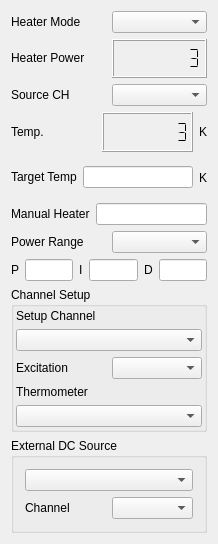
The window that modules/tempcontrol/tempcontrolform.ui (northriv/KAME) describes before a commit, drawn with Qt 5.
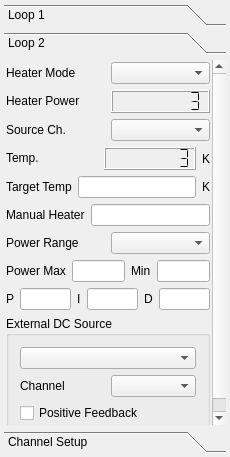
The same window after the commit.

```diff
--- a/modules/tempcontrol/tempcontrolform.ui
+++ b/modules/tempcontrol/tempcontrolform.ui
@@ -6,80 +6,70 @@
    <rect>
     <x>0</x>
     <y>0</y>
-    <width>218</width>
-    <height>544</height>
+    <width>230</width>
+    <height>457</height>
    </rect>
   </property>
+  <property name="sizePolicy">
+   <sizepolicy hsizetype="Preferred" vsizetype="Preferred">
+    <horstretch>0</horstretch>
+    <verstretch>0</verstretch>
+   </sizepolicy>
+  </property>
   <property name="windowTitle">
    <string>Temperature Control</string>
   </property>
   <widget class="QWidget" name="widget">
-   <layout class="QGridLayout">
-    <item row="3" column="0">
-     <layout class="QHBoxLayout">
-      <item>
-       <widget class="QLabel" name="textLabel5_2">
-        <property name="sizePolicy">
-         <sizepolicy hsizetype="Preferred" vsizetype="Fixed">
-          <horstretch>0</horstretch>
-          <verstretch>0</verstretch>
-         </sizepolicy>
-        </property>
-        <property name="text">
-         <string>Temp.</string>
-        </property>
-        <property name="wordWrap">
-         <bool>false</bool>
-        </property>
-       </widget>
-      </item>
-      <item>
-       <widget class="QLCDNumber" name="m_lcdSourceTemp">
-        <property name="frameShape">
-         <enum>QFrame::Box</enum>
-        </property>
-        <property name="frameShadow">
-         <enum>QFrame::Raised</enum>
-        </property>
-        <property name="smallDecimalPoint">
-         <bool>false</bool>
-        </property>
-        <property name="numDigits">
-         <number>8</number>
-        </property>
-        <property name="mode">
-         <enum>QLCDNumber::Dec</enum>
-        </property>
-        <property name="segmentStyle">
-         <enum>QLCDNumber::Flat</enum>
-        </property>
-        <property name="value" stdset="0">
-         <double>3.000000000000000</double>
-        </property>
-        <property name="intValue" stdset="0">
-         <number>3</number>
-        </property>
-       </widget>
-      </item>
-      <item>
-       <widget class="QLabel" name="textLabel9_2">
-        <property name="sizePolicy">
-         <sizepolicy hsizetype="Fixed" vsizetype="Preferred">
-          <horstretch>0</horstretch>
-          <verstretch>0</verstretch>
-         </sizepolicy>
-        </property>
-        <property name="text">
-         <string>K</string>
-        </property>
-        <property name="wordWrap">
-         <bool>false</bool>
-        </property>
-       </widget>
-      </item>
-     </layout>
-    </item>
+   <layout class="QGridLayout" name="gridLayout_3">
+    <property name="margin">
+     <number>4</number>
+    </property>
     <item row="0" column="0">
+     <widget class="QToolBox" name="m_toolBox">
+      <property name="sizePolicy">
+       <sizepolicy hsizetype="Preferred" vsizetype="Preferred">
+        <horstretch>0</horstretch>
+        <verstretch>0</verstretch>
+       </sizepolicy>
+      </property>
+      <property name="layoutDirection">
+       <enum>Qt::LeftToRight</enum>
+      </property>
+      <property name="currentIndex">
+       <number>1</number>
+      </property>
+      <property name="tabSpacing">
+       <number>-1</number>
+      </property>
+      <widget class="QWidget" name="m_pageLoop1">
+       <property name="geometry">
+        <rect>
+         <x>0</x>
+         <y>0</y>
+         <width>207</width>
+         <height>446</height>
+        </rect>
+       </property>
+       <property name="sizePolicy">
+        <sizepolicy hsizetype="Preferred" vsizetype="Preferred">
+         <horstretch>0</horstretch>
+         <verstretch>0</verstretch>
+        </sizepolicy>
+       </property>
+       <property name="minimumSize">
+        <size>
+         <width>0</width>
+         <height>0</height>
+        </size>
+       </property>
+       <attribute name="label">
+        <string>Loop 1</string>
+       </attribute>
+       <layout class="QVBoxLayout" name="verticalLayout_2">
+        <property name="margin">
+         <number>2</number>
+        </property>
+        <item>
      <layout class="QHBoxLayout">
       <item>
        <widget class="QLabel" name="textLabel17">
@@ -102,112 +92,7 @@
       </item>
      </layout>
     </item>
-    <item row="7" column="0">
-     <layout class="QHBoxLayout">
       <item>
-       <widget class="QLabel" name="textLabel18_2_2">
-        <property name="sizePolicy">
-         <sizepolicy hsizetype="Preferred" vsizetype="Fixed">
-          <horstretch>0</horstretch>
-          <verstretch>0</verstretch>
-         </sizepolicy>
-        </property>
-        <property name="text">
-         <string>P</string>
-        </property>
-        <property name="wordWrap">
-         <bool>false</bool>
-        </property>
-       </widget>
-      </item>
-      <item>
-       <widget class="QLineEdit" name="m_edP">
-        <property name="sizePolicy">
-         <sizepolicy hsizetype="Preferred" vsizetype="Fixed">
-          <horstretch>0</horstretch>
-          <verstretch>0</verstretch>
-         </sizepolicy>
-        </property>
-       </widget>
-      </item>
-      <item>
-       <widget class="QLabel" name="textLabel18_2_2_2">
-        <property name="sizePolicy">
-         <sizepolicy hsizetype="Preferred" vsizetype="Fixed">
-          <horstretch>0</horstretch>
-          <verstretch>0</verstretch>
-         </sizepolicy>
-        </property>
-        <property name="text">
-         <string>I</string>
-        </property>
-        <property name="wordWrap">
-         <bool>false</bool>
-        </property>
-       </widget>
-      </item>
-      <item>
-       <widget class="QLineEdit" name="m_edI">
-        <property name="sizePolicy">
-         <sizepolicy hsizetype="Preferred" vsizetype="Fixed">
-          <horstretch>0</horstretch>
-          <verstretch>0</verstretch>
-         </sizepolicy>
-        </property>
-       </widget>
-      </item>
-      <item>
-       <widget class="QLabel" name="textLabel18_2_2_3">
-        <property name="sizePolicy">
-         <sizepolicy hsizetype="Preferred" vsizetype="Fixed">
-          <horstretch>0</horstretch>
-          <verstretch>0</verstretch>
-         </sizepolicy>
-        </property>
-        <property name="text">
-         <string>D</string>
-        </property>
-        <property name="wordWrap">
-         <bool>false</bool>
-        </property>
-       </widget>
-      </item>
-      <item>
-       <widget class="QLineEdit" name="m_edD">
-        <property name="sizePolicy">
-         <sizepolicy hsizetype="Preferred" vsizetype="Fixed">
-          <horstretch>0</horstretch>
-          <verstretch>0</verstretch>
-         </sizepolicy>
-        </property>
-       </widget>
-      </item>
-     </layout>
-    </item>
-    <item row="2" column="0">
-     <layout class="QHBoxLayout">
-      <item>
-       <widget class="QLabel" name="textLabel16">
-        <property name="sizePolicy">
-         <sizepolicy hsizetype="Preferred" vsizetype="Fixed">
-          <horstretch>0</horstretch>
-          <verstretch>0</verstretch>
-         </sizepolicy>
-        </property>
-        <property name="text">
-         <string>Source CH</string>
-        </property>
-        <property name="wordWrap">
-         <bool>false</bool>
-        </property>
-       </widget>
-      </item>
-      <item>
-       <widget class="QComboBox" name="m_cmbSourceChannel"/>
-      </item>
-     </layout>
-    </item>
-    <item row="1" column="0">
      <layout class="QHBoxLayout">
       <item>
        <widget class="QLabel" name="textLabel5">
@@ -255,7 +140,94 @@
       </item>
      </layout>
     </item>
-    <item row="4" column="0">
+        <item>
+         <layout class="QHBoxLayout">
+          <item>
+           <widget class="QLabel" name="textLabel16">
+            <property name="sizePolicy">
+             <sizepolicy hsizetype="Preferred" vsizetype="Fixed">
+              <horstretch>0</horstretch>
+              <verstretch>0</verstretch>
+             </sizepolicy>
+            </property>
+            <property name="text">
+             <string>Source Ch.</string>
+            </property>
+            <property name="wordWrap">
+             <bool>false</bool>
+            </property>
+           </widget>
+          </item>
+          <item>
+           <widget class="QComboBox" name="m_cmbSourceChannel"/>
+          </item>
+         </layout>
+        </item>
+        <item>
+         <layout class="QHBoxLayout">
+          <item>
+           <widget class="QLabel" name="textLabel5_2">
+            <property name="sizePolicy">
+             <sizepolicy hsizetype="Preferred" vsizetype="Fixed">
+              <horstretch>0</horstretch>
+              <verstretch>0</verstretch>
+             </sizepolicy>
+            </property>
+            <property name="text">
+             <string>Temp.</string>
+            </property>
+            <property name="wordWrap">
+             <bool>false</bool>
+            </property>
+           </widget>
+          </item>
+          <item>
+           <widget class="QLCDNumber" name="m_lcdSourceTemp">
+            <property name="frameShape">
+             <enum>QFrame::Box</enum>
+            </property>
+            <property name="frameShadow">
+             <enum>QFrame::Raised</enum>
+            </property>
+            <property name="smallDecimalPoint">
+             <bool>false</bool>
+            </property>
+            <property name="numDigits">
+             <number>8</number>
+            </property>
+            <property name="mode">
+             <enum>QLCDNumber::Dec</enum>
+            </property>
+            <property name="segmentStyle">
+             <enum>QLCDNumber::Flat</enum>
+            </property>
+            <property name="value" stdset="0">
+             <double>3.000000000000000</double>
+            </property>
+            <property name="intValue" stdset="0">
+             <number>3</number>
+            </property>
+           </widget>
+          </item>
+          <item>
+           <widget class="QLabel" name="textLabel9_2">
+            <property name="sizePolicy">
+             <sizepolicy hsizetype="Fixed" vsizetype="Preferred">
+              <horstretch>0</horstretch>
+              <verstretch>0</verstretch>
+             </sizepolicy>
+            </property>
+            <property name="text">
+             <string>K</string>
+            </property>
+            <property name="wordWrap">
+             <bool>false</bool>
+            </property>
+           </widget>
+          </item>
+         </layout>
+        </item>
+        <item>
      <layout class="QHBoxLayout">
       <item>
        <widget class="QLabel" name="textLabel18">
@@ -294,7 +266,7 @@
       </item>
      </layout>
     </item>
-    <item row="5" column="0">
+        <item>
      <layout class="QHBoxLayout">
       <item>
        <widget class="QLabel" name="textLabel18_2">
@@ -317,7 +289,7 @@
       </item>
      </layout>
     </item>
-    <item row="6" column="0">
+        <item>
      <layout class="QHBoxLayout">
       <item>
        <widget class="QLabel" name="textLabel22">
@@ -340,17 +312,674 @@
       </item>
      </layout>
     </item>
-    <item row="8" column="0">
-     <widget class="QGroupBox" name="groupBox1">
+        <item>
+         <layout class="QHBoxLayout" name="_5">
+          <item>
+           <widget class="QLabel" name="textLabel18_2_3">
+            <property name="sizePolicy">
+             <sizepolicy hsizetype="Preferred" vsizetype="Fixed">
+              <horstretch>0</horstretch>
+              <verstretch>0</verstretch>
+             </sizepolicy>
+            </property>
+            <property name="text">
+             <string>Power Max</string>
+            </property>
+            <property name="wordWrap">
+             <bool>false</bool>
+            </property>
+           </widget>
+          </item>
+          <item>
+           <widget class="QLineEdit" name="m_edPowerMax">
+            <property name="sizePolicy">
+             <sizepolicy hsizetype="Preferred" vsizetype="Fixed">
+              <horstretch>0</horstretch>
+              <verstretch>0</verstretch>
+             </sizepolicy>
+            </property>
+           </widget>
+          </item>
+          <item>
+           <widget class="QLabel" name="textLabel18_2_2_4">
+            <property name="sizePolicy">
+             <sizepolicy hsizetype="Preferred" vsizetype="Fixed">
+              <horstretch>0</horstretch>
+              <verstretch>0</verstretch>
+             </sizepolicy>
+            </property>
+            <property name="text">
+             <string>Min</string>
+            </property>
+            <property name="wordWrap">
+             <bool>false</bool>
+            </property>
+           </widget>
+          </item>
+          <item>
+           <widget class="QLineEdit" name="m_edPowerMin">
+            <property name="sizePolicy">
+             <sizepolicy hsizetype="Preferred" vsizetype="Fixed">
+              <horstretch>0</horstretch>
+              <verstretch>0</verstretch>
+             </sizepolicy>
+            </property>
+           </widget>
+          </item>
+         </layout>
+        </item>
+        <item>
+         <layout class="QHBoxLayout" name="_4">
+          <item>
+           <widget class="QLabel" name="textLabel18_2_2">
+            <property name="sizePolicy">
+             <sizepolicy hsizetype="Preferred" vsizetype="Fixed">
+              <horstretch>0</horstretch>
+              <verstretch>0</verstretch>
+             </sizepolicy>
+            </property>
+            <property name="text">
+             <string>P</string>
+            </property>
+            <property name="wordWrap">
+             <bool>false</bool>
+            </property>
+           </widget>
+          </item>
+          <item>
+           <widget class="QLineEdit" name="m_edP">
+            <property name="sizePolicy">
+             <sizepolicy hsizetype="Preferred" vsizetype="Fixed">
+              <horstretch>0</horstretch>
+              <verstretch>0</verstretch>
+             </sizepolicy>
+            </property>
+           </widget>
+          </item>
+          <item>
+           <widget class="QLabel" name="textLabel18_2_2_2">
+            <property name="sizePolicy">
+             <sizepolicy hsizetype="Preferred" vsizetype="Fixed">
+              <horstretch>0</horstretch>
+              <verstretch>0</verstretch>
+             </sizepolicy>
+            </property>
+            <property name="text">
+             <string>I</string>
+            </property>
+            <property name="wordWrap">
+             <bool>false</bool>
+            </property>
+           </widget>
+          </item>
+          <item>
+           <widget class="QLineEdit" name="m_edI">
+            <property name="sizePolicy">
+             <sizepolicy hsizetype="Preferred" vsizetype="Fixed">
+              <horstretch>0</horstretch>
+              <verstretch>0</verstretch>
+             </sizepolicy>
+            </property>
+           </widget>
+          </item>
+          <item>
+           <widget class="QLabel" name="textLabel18_2_2_3">
+            <property name="sizePolicy">
+             <sizepolicy hsizetype="Preferred" vsizetype="Fixed">
+              <horstretch>0</horstretch>
+              <verstretch>0</verstretch>
+             </sizepolicy>
+            </property>
+            <property name="text">
+             <string>D</string>
+            </property>
+            <property name="wordWrap">
+             <bool>false</bool>
+            </property>
+           </widget>
+          </item>
+          <item>
+           <widget class="QLineEdit" name="m_edD">
+            <property name="sizePolicy">
+             <sizepolicy hsizetype="Preferred" vsizetype="Fixed">
+              <horstretch>0</horstretch>
+              <verstretch>0</verstretch>
+             </sizepolicy>
+            </property>
+           </widget>
+          </item>
+         </layout>
+        </item>
+        <item>
+         <widget class="QGroupBox" name="groupBox2">
       <property name="title">
+           <string>External DC Source</string>
+          </property>
+          <layout class="QGridLayout" name="gridLayout">
+           <item row="1" column="0">
+            <widget class="QLabel" name="textLabel1">
+             <property name="sizePolicy">
+              <sizepolicy hsizetype="Preferred" vsizetype="Fixed">
+               <horstretch>0</horstretch>
+               <verstretch>0</verstretch>
+              </sizepolicy>
+             </property>
+             <property name="text">
+              <string>Channel</string>
+             </property>
+             <property name="wordWrap">
+              <bool>false</bool>
+             </property>
+            </widget>
+           </item>
+           <item row="0" column="0" colspan="2">
+            <widget class="QComboBox" name="m_cmbExtDCSrc">
+             <property name="sizePolicy">
+              <sizepolicy hsizetype="Preferred" vsizetype="Fixed">
+               <horstretch>0</horstretch>
+               <verstretch>0</verstretch>
+              </sizepolicy>
+             </property>
+            </widget>
+           </item>
+           <item row="1" column="1">
+            <widget class="QComboBox" name="m_cmbExtDCSrcCh"/>
+           </item>
+           <item row="2" column="0" colspan="2">
+            <widget class="QCheckBox" name="m_ckbExtIsPositive">
+             <property name="text">
+              <string>Positive Feedback</string>
+             </property>
+            </widget>
+           </item>
+          </layout>
+         </widget>
+        </item>
+        <item>
+         <spacer name="verticalSpacer_2">
+          <property name="orientation">
+           <enum>Qt::Vertical</enum>
+          </property>
+          <property name="sizeHint" stdset="0">
+           <size>
+            <width>20</width>
+            <height>39</height>
+           </size>
+          </property>
+         </spacer>
+        </item>
+       </layout>
+      </widget>
+      <widget class="QWidget" name="m_pageLoop2">
+       <attribute name="label">
+        <string>Loop 2</string>
+       </attribute>
+       <layout class="QVBoxLayout" name="verticalLayout_5">
+        <property name="sizeConstraint">
+         <enum>QLayout::SetDefaultConstraint</enum>
+        </property>
+        <property name="margin">
+         <number>2</number>
+        </property>
+        <item>
+         <layout class="QHBoxLayout" name="_24">
+          <item>
+           <widget class="QLabel" name="textLabel17_3">
+            <property name="sizePolicy">
+             <sizepolicy hsizetype="Preferred" vsizetype="Fixed">
+              <horstretch>0</horstretch>
+              <verstretch>0</verstretch>
+             </sizepolicy>
+            </property>
+            <property name="text">
+             <string>Heater Mode</string>
+            </property>
+            <property name="wordWrap">
+             <bool>false</bool>
+            </property>
+           </widget>
+          </item>
+          <item>
+           <widget class="QComboBox" name="m_cmbHeaterMode2"/>
+          </item>
+         </layout>
+        </item>
+        <item>
+         <layout class="QHBoxLayout" name="_23">
+          <item>
+           <widget class="QLabel" name="textLabel5_6">
+            <property name="sizePolicy">
+             <sizepolicy hsizetype="Preferred" vsizetype="Fixed">
+              <horstretch>0</horstretch>
+              <verstretch>0</verstretch>
+             </sizepolicy>
+            </property>
+            <property name="text">
+             <string>Heater Power</string>
+            </property>
+            <property name="wordWrap">
+             <bool>false</bool>
+            </property>
+           </widget>
+          </item>
+          <item>
+           <widget class="QLCDNumber" name="m_lcdHeater2">
+            <property name="frameShape">
+             <enum>QFrame::Box</enum>
+            </property>
+            <property name="frameShadow">
+             <enum>QFrame::Raised</enum>
+            </property>
+            <property name="smallDecimalPoint">
+             <bool>false</bool>
+            </property>
+            <property name="numDigits">
+             <number>8</number>
+            </property>
+            <property name="mode">
+             <enum>QLCDNumber::Dec</enum>
+            </property>
+            <property name="segmentStyle">
+             <enum>QLCDNumber::Flat</enum>
+            </property>
+            <property name="value" stdset="0">
+             <double>3.000000000000000</double>
+            </property>
+            <property name="intValue" stdset="0">
+             <number>3</number>
+            </property>
+           </widget>
+          </item>
+         </layout>
+        </item>
+        <item>
+         <layout class="QHBoxLayout" name="_27">
+          <item>
+           <widget class="QLabel" name="textLabel16_3">
+            <property name="sizePolicy">
+             <sizepolicy hsizetype="Preferred" vsizetype="Fixed">
+              <horstretch>0</horstretch>
+              <verstretch>0</verstretch>
+             </sizepolicy>
+            </property>
+            <property name="text">
+             <string>Source Ch.</string>
+            </property>
+            <property name="wordWrap">
+             <bool>false</bool>
+            </property>
+           </widget>
+          </item>
+          <item>
+           <widget class="QComboBox" name="m_cmbSourceChannel2"/>
+          </item>
+         </layout>
+        </item>
+        <item>
+         <layout class="QHBoxLayout" name="_22">
+          <item>
+           <widget class="QLabel" name="textLabel5_5">
+            <property name="sizePolicy">
+             <sizepolicy hsizetype="Preferred" vsizetype="Fixed">
+              <horstretch>0</horstretch>
+              <verstretch>0</verstretch>
+             </sizepolicy>
+            </property>
+            <property name="text">
+             <string>Temp.</string>
+            </property>
+            <property name="wordWrap">
+             <bool>false</bool>
+            </property>
+           </widget>
+          </item>
+          <item>
+           <widget class="QLCDNumber" name="m_lcdSourceTemp2">
+            <property name="frameShape">
+             <enum>QFrame::Box</enum>
+            </property>
+            <property name="frameShadow">
+             <enum>QFrame::Raised</enum>
+            </property>
+            <property name="smallDecimalPoint">
+             <bool>false</bool>
+            </property>
+            <property name="numDigits">
+             <number>8</number>
+            </property>
+            <property name="mode">
+             <enum>QLCDNumber::Dec</enum>
+            </property>
+            <property name="segmentStyle">
+             <enum>QLCDNumber::Flat</enum>
+            </property>
+            <property name="value" stdset="0">
+             <double>3.000000000000000</double>
+            </property>
+            <property name="intValue" stdset="0">
+             <number>3</number>
+            </property>
+           </widget>
+          </item>
+          <item>
+           <widget class="QLabel" name="textLabel9_4">
+            <property name="sizePolicy">
+             <sizepolicy hsizetype="Fixed" vsizetype="Preferred">
+              <horstretch>0</horstretch>
+              <verstretch>0</verstretch>
+             </sizepolicy>
+            </property>
+            <property name="text">
+             <string>K</string>
+            </property>
+            <property name="wordWrap">
+             <bool>false</bool>
+            </property>
+           </widget>
+          </item>
+         </layout>
+        </item>
+        <item>
+         <layout class="QHBoxLayout" name="_20">
+          <item>
+           <widget class="QLabel" name="textLabel18_5">
+            <property name="sizePolicy">
+             <sizepolicy hsizetype="Preferred" vsizetype="Fixed">
+              <horstretch>0</horstretch>
+              <verstretch>0</verstretch>
+             </sizepolicy>
+            </property>
+            <property name="text">
+             <string>Target Temp</string>
+            </property>
+            <property name="wordWrap">
+             <bool>false</bool>
+            </property>
+           </widget>
+          </item>
+          <item>
+           <widget class="QLineEdit" name="m_edTargetTemp2"/>
+          </item>
+          <item>
+           <widget class="QLabel" name="textLabel9_2_4">
+            <property name="sizePolicy">
+             <sizepolicy hsizetype="Fixed" vsizetype="Preferred">
+              <horstretch>0</horstretch>
+              <verstretch>0</verstretch>
+             </sizepolicy>
+            </property>
+            <property name="text">
+             <string>K</string>
+            </property>
+            <property name="wordWrap">
+             <bool>false</bool>
+            </property>
+           </widget>
+          </item>
+         </layout>
+        </item>
+        <item>
+         <layout class="QHBoxLayout" name="_25">
+          <item>
+           <widget class="QLabel" name="textLabel18_6">
+            <property name="sizePolicy">
+             <sizepolicy hsizetype="Preferred" vsizetype="Fixed">
+              <horstretch>0</horstretch>
+              <verstretch>0</verstretch>
+             </sizepolicy>
+            </property>
+            <property name="text">
+             <string>Manual Heater</string>
+            </property>
+            <property name="wordWrap">
+             <bool>false</bool>
+            </property>
+           </widget>
+          </item>
+          <item>
+           <widget class="QLineEdit" name="m_edManHeater2"/>
+          </item>
+         </layout>
+        </item>
+        <item>
+         <layout class="QHBoxLayout" name="_21">
+          <item>
+           <widget class="QLabel" name="textLabel22_3">
+            <property name="sizePolicy">
+             <sizepolicy hsizetype="Preferred" vsizetype="Fixed">
+              <horstretch>0</horstretch>
+              <verstretch>0</verstretch>
+             </sizepolicy>
+            </property>
+            <property name="text">
+             <string>Power Range</string>
+            </property>
+            <property name="wordWrap">
+             <bool>false</bool>
+            </property>
+           </widget>
+          </item>
+          <item>
+           <widget class="QComboBox" name="m_cmbPowerRange2"/>
+          </item>
+         </layout>
+        </item>
+        <item>
+         <layout class="QHBoxLayout" name="_26">
+          <item>
+           <widget class="QLabel" name="textLabel18_2_6">
+            <property name="sizePolicy">
+             <sizepolicy hsizetype="Preferred" vsizetype="Fixed">
+              <horstretch>0</horstretch>
+              <verstretch>0</verstretch>
+             </sizepolicy>
+            </property>
+            <property name="text">
+             <string>Power Max</string>
+            </property>
+            <property name="wordWrap">
+             <bool>false</bool>
+            </property>
+           </widget>
+          </item>
+          <item>
+           <widget class="QLineEdit" name="m_edPowerMax2">
+            <property name="sizePolicy">
+             <sizepolicy hsizetype="Preferred" vsizetype="Fixed">
+              <horstretch>0</horstretch>
+              <verstretch>0</verstretch>
+             </sizepolicy>
+            </property>
+           </widget>
+          </item>
+          <item>
+           <widget class="QLabel" name="textLabel18_2_2_8">
+            <property name="sizePolicy">
+             <sizepolicy hsizetype="Preferred" vsizetype="Fixed">
+              <horstretch>0</horstretch>
+              <verstretch>0</verstretch>
+             </sizepolicy>
+            </property>
+            <property name="text">
+             <string>Min</string>
+            </property>
+            <property name="wordWrap">
+             <bool>false</bool>
+            </property>
+           </widget>
+          </item>
+          <item>
+           <widget class="QLineEdit" name="m_edPowerMin2">
+            <property name="sizePolicy">
+             <sizepolicy hsizetype="Preferred" vsizetype="Fixed">
+              <horstretch>0</horstretch>
+              <verstretch>0</verstretch>
+             </sizepolicy>
+            </property>
+           </widget>
+          </item>
+         </layout>
+        </item>
+        <item>
+         <layout class="QHBoxLayout" name="_28">
+          <item>
+           <widget class="QLabel" name="textLabel18_2_7">
+            <property name="sizePolicy">
+             <sizepolicy hsizetype="Preferred" vsizetype="Fixed">
+              <horstretch>0</horstretch>
+              <verstretch>0</verstretch>
+             </sizepolicy>
+            </property>
+            <property name="text">
+             <string>P</string>
+            </property>
+            <property name="wordWrap">
+             <bool>false</bool>
+            </property>
+           </widget>
+          </item>
+          <item>
+           <widget class="QLineEdit" name="m_edP2">
+            <property name="sizePolicy">
+             <sizepolicy hsizetype="Preferred" vsizetype="Fixed">
+              <horstretch>0</horstretch>
+              <verstretch>0</verstretch>
+             </sizepolicy>
+            </property>
+           </widget>
+          </item>
+          <item>
+           <widget class="QLabel" name="textLabel18_2_2_9">
+            <property name="sizePolicy">
+             <sizepolicy hsizetype="Preferred" vsizetype="Fixed">
+              <horstretch>0</horstretch>
+              <verstretch>0</verstretch>
+             </sizepolicy>
+            </property>
+            <property name="text">
+             <string>I</string>
+            </property>
+            <property name="wordWrap">
+             <bool>false</bool>
+            </property>
+           </widget>
+          </item>
+          <item>
+           <widget class="QLineEdit" name="m_edI2">
+            <property name="sizePolicy">
+             <sizepolicy hsizetype="Preferred" vsizetype="Fixed">
+              <horstretch>0</horstretch>
+              <verstretch>0</verstretch>
+             </sizepolicy>
+            </property>
+           </widget>
+          </item>
+          <item>
+           <widget class="QLabel" name="textLabel18_2_2_10">
+            <property name="sizePolicy">
+             <sizepolicy hsizetype="Preferred" vsizetype="Fixed">
+              <horstretch>0</horstretch>
+              <verstretch>0</verstretch>
+             </sizepolicy>
+            </property>
+            <property name="text">
+             <string>D</string>
+            </property>
+            <property name="wordWrap">
+             <bool>false</bool>
+            </property>
+           </widget>
+          </item>
+          <item>
+           <widget class="QLineEdit" name="m_edD2">
+            <property name="sizePolicy">
+             <sizepolicy hsizetype="Preferred" vsizetype="Fixed">
+              <horstretch>0</horstretch>
+              <verstretch>0</verstretch>
+             </sizepolicy>
+            </property>
+           </widget>
+          </item>
+         </layout>
+        </item>
+        <item>
+         <widget class="QGroupBox" name="groupBox2_4">
+          <property name="title">
+           <string>External DC Source</string>
+          </property>
+          <layout class="QGridLayout" name="gridLayout_4">
+           <item row="1" column="0">
+            <widget class="QLabel" name="textLabel1_4">
+             <property name="sizePolicy">
+              <sizepolicy hsizetype="Preferred" vsizetype="Fixed">
+               <horstretch>0</horstretch>
+               <verstretch>0</verstretch>
+              </sizepolicy>
+             </property>
+             <property name="text">
+              <string>Channel</string>
+             </property>
+             <property name="wordWrap">
+              <bool>false</bool>
+             </property>
+            </widget>
+           </item>
+           <item row="0" column="0" colspan="2">
+            <widget class="QComboBox" name="m_cmbExtDCSrc2">
+             <property name="sizePolicy">
+              <sizepolicy hsizetype="Preferred" vsizetype="Fixed">
+               <horstretch>0</horstretch>
+               <verstretch>0</verstretch>
+              </sizepolicy>
+             </property>
+            </widget>
+           </item>
+           <item row="1" column="1">
+            <widget class="QComboBox" name="m_cmbExtDCSrcCh2"/>
+           </item>
+           <item row="2" column="0" colspan="2">
+            <widget class="QCheckBox" name="m_ckbExtIsPositive2">
+             <property name="text">
+              <string>Positive Feedback</string>
+             </property>
+            </widget>
+           </item>
+          </layout>
+         </widget>
+        </item>
+        <item>
+         <spacer name="verticalSpacer_5">
+          <property name="orientation">
+           <enum>Qt::Vertical</enum>
+          </property>
+          <property name="sizeHint" stdset="0">
+           <size>
+            <width>20</width>
+            <height>3</height>
+           </size>
+          </property>
+         </spacer>
+        </item>
+       </layout>
+      </widget>
+      <widget class="QWidget" name="m_pageChannelSetup">
+       <property name="geometry">
+        <rect>
+         <x>0</x>
+         <y>0</y>
+         <width>222</width>
+         <height>347</height>
+        </rect>
+       </property>
+       <attribute name="label">
        <string>Channel Setup</string>
-      </property>
-      <layout class="QGridLayout">
+       </attribute>
+       <layout class="QVBoxLayout" name="verticalLayout">
        <property name="margin">
         <number>2</number>
        </property>
-       <item row="0" column="0">
-        <layout class="QVBoxLayout">
+        <item>
+         <layout class="QVBoxLayout" name="_6">
          <item>
           <widget class="QLabel" name="textLabel19">
            <property name="sizePolicy">
@@ -372,8 +1001,8 @@
          </item>
         </layout>
        </item>
-       <item row="1" column="0">
-        <layout class="QHBoxLayout">
+        <item>
+         <layout class="QHBoxLayout" name="_7">
          <item>
           <widget class="QLabel" name="textLabel20">
            <property name="sizePolicy">
@@ -402,8 +1031,8 @@
          </item>
         </layout>
        </item>
-       <item row="2" column="0">
-        <layout class="QVBoxLayout">
+        <item>
+         <layout class="QVBoxLayout" name="_8">
          <item>
           <widget class="QLabel" name="textLabel21">
            <property name="sizePolicy">
@@ -425,45 +1054,21 @@
          </item>
         </layout>
        </item>
-      </layout>
-     </widget>
-    </item>
-    <item row="9" column="0">
-     <widget class="QGroupBox" name="groupBox2">
-      <property name="title">
-       <string>External DC Source</string>
-      </property>
-      <layout class="QGridLayout">
-       <item row="1" column="1">
-        <widget class="QComboBox" name="m_cmbExtDCSrcCh"/>
-       </item>
-       <item row="0" column="0" colspan="2">
-        <widget class="QComboBox" name="m_cmbExtDCSrc">
-         <property name="sizePolicy">
-          <sizepolicy hsizetype="Preferred" vsizetype="Fixed">
-           <horstretch>0</horstretch>
-           <verstretch>0</verstretch>
-          </sizepolicy>
-         </property>
-        </widget>
-       </item>
-       <item row="1" column="0">
-        <widget class="QLabel" name="textLabel1">
-         <property name="sizePolicy">
-          <sizepolicy hsizetype="Preferred" vsizetype="Fixed">
-           <horstretch>0</horstretch>
-           <verstretch>0</verstretch>
-          </sizepolicy>
-         </property>
-         <property name="text">
-          <string>Channel</string>
-         </property>
-         <property name="wordWrap">
-          <bool>false</bool>
-         </property>
-        </widget>
-       </item>
-      </layout>
+        <item>
+         <spacer name="verticalSpacer">
+          <property name="orientation">
+           <enum>Qt::Vertical</enum>
+          </property>
+          <property name="sizeHint" stdset="0">
+           <size>
+            <width>20</width>
+            <height>182</height>
+           </size>
+          </property>
+         </spacer>
+        </item>
+       </layout>
+      </widget>
      </widget>
     </item>
    </layout>
```
Left out of the diff: 6 changed lines with no effect on the pictures. Lines whose indentation alone changed are shown as unchanged.
